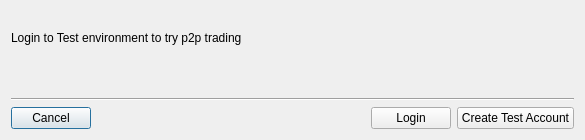
Above: BlockSettleUILib/CreateAccountPrompt.ui from BlockSettle/terminal before the change. Below: the same form after it.
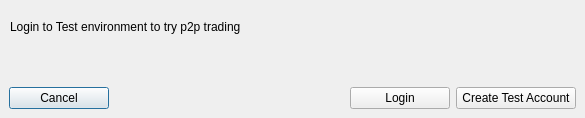
That is the form after the change.

Commit message: Update CreateAccountPrompt style

```diff
--- a/BlockSettleUILib/CreateAccountPrompt.ui
+++ b/BlockSettleUILib/CreateAccountPrompt.ui
@@ -7,13 +7,25 @@
     <x>0</x>
     <y>0</y>
     <width>585</width>
-    <height>140</height>
+    <height>118</height>
    </rect>
   </property>
   <property name="windowTitle">
    <string>Try trading on TestNet</string>
   </property>
   <layout class="QVBoxLayout" name="verticalLayout">
+   <property name="leftMargin">
+    <number>0</number>
+   </property>
+   <property name="topMargin">
+    <number>0</number>
+   </property>
+   <property name="rightMargin">
+    <number>0</number>
+   </property>
+   <property name="bottomMargin">
+    <number>0</number>
+   </property>
    <item>
     <spacer name="verticalSpacer">
      <property name="orientation">
@@ -31,14 +43,21 @@
     </spacer>
    </item>
    <item>
-    <widget class="QLabel" name="labelText">
+    <layout class="QHBoxLayout" name="horizontalLayout">
+     <property name="leftMargin">
+      <number>10</number>
+     </property>
+     <property name="rightMargin">
+      <number>10</number>
+     </property>
+     <item>
+      <widget class="QLabel" name="label">
      <property name="text">
       <string>Login to Test environment to try p2p trading</string>
      </property>
-     <property name="wordWrap">
-      <bool>true</bool>
-     </property>
-    </widget>
+      </widget>
+     </item>
+    </layout>
    </item>
    <item>
     <spacer name="verticalSpacer_2">
@@ -54,16 +73,19 @@
     </spacer>
    </item>
    <item>
-    <widget class="Line" name="line">
-     <property name="orientation">
-      <enum>Qt::Horizontal</enum>
+    <widget class="QWidget" name="widget" native="true">
+     <property name="buttonBar" stdset="0">
+      <bool>true</bool>
      </property>
-    </widget>
-   </item>
-   <item>
     <layout class="QHBoxLayout" name="horizontalLayout_2">
      <item>
       <widget class="QPushButton" name="pushButtonCancel">
+        <property name="minimumSize">
+         <size>
+          <width>100</width>
+          <height>0</height>
+         </size>
+        </property>
        <property name="text">
         <string>Cancel</string>
        </property>
@@ -84,6 +106,12 @@
      </item>
      <item>
       <widget class="QPushButton" name="pushButtonLogin">
+        <property name="minimumSize">
+         <size>
+          <width>100</width>
+          <height>0</height>
+         </size>
+        </property>
        <property name="text">
         <string>Login</string>
        </property>
@@ -91,12 +119,19 @@
      </item>
      <item>
       <widget class="QPushButton" name="pushButtonCreateAccount">
+        <property name="minimumSize">
+         <size>
+          <width>120</width>
+          <height>0</height>
+         </size>
+        </property>
        <property name="text">
         <string>Create Test Account</string>
        </property>
       </widget>
      </item>
     </layout>
+    </widget>
    </item>
   </layout>
  </widget>
```
Lines whose indentation alone changed are shown as unchanged.
